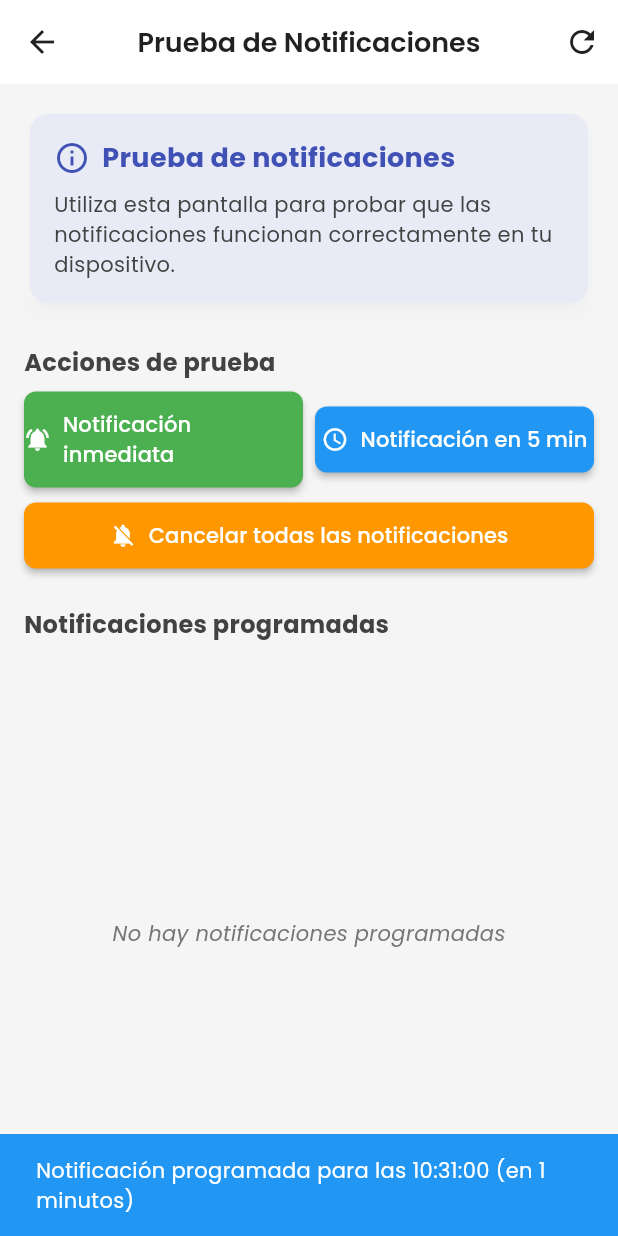
After one commit to EbenCT/awana_games, a Flutter app: the NotificationTestScreen screen opened by its route, after a tap on "Notificación en 5 min", on a phone screen of 412 x 824 dp. The commit adds this screen. Run offline on Flutter 3.47's test engine with Material 3 defaults, Android fonts, the light colour scheme and no system bars; our stand-ins replace flutter_local_notifications, flutter_native_timezone, google_fonts, pdf, share_plus, shared_preferences and 1 more; accounts and stored records are empty.

Commit message:
arreglando notificaciones intento 1

```diff
--- a/lib/config/routes.dart
+++ b/lib/config/routes.dart
@@ -1,12 +1,13 @@
-// lib/config/routes.dart (actualizado)
+// lib/config/routes.dart (con pantalla de prueba de notificaciones)
 import 'package:flutter/material.dart';
 import '../screens/home_screen.dart';
 import '../screens/score_counter_screen.dart';
 import '../screens/standings_screen.dart';
 import '../screens/game_rounds_screen.dart';
 import '../screens/game_config_screen.dart';
-import '../screens/onboarding_screen.dart'; // Añadido
-import '../screens/schedule_settings_screen.dart'; // Añadido
+import '../screens/onboarding_screen.dart';
+import '../screens/schedule_settings_screen.dart';
+import '../screens/notification_test_screen.dart'; // Añadido
 
 class AppRoutes {
   static Route<dynamic> generateRoute(RouteSettings settings) {
@@ -23,7 +24,7 @@ class AppRoutes {
             return SlideTransition(position: offsetAnimation, child: child);
           },
         );
-      case '/onboarding': // Nueva ruta para onboarding
+      case '/onboarding':
         return PageRouteBuilder(
           pageBuilder: (context, animation, secondaryAnimation) => const OnboardingScreen(),
           transitionsBuilder: (context, animation, secondaryAnimation, child) {
@@ -35,9 +36,21 @@ class AppRoutes {
             return SlideTransition(position: offsetAnimation, child: child);
           },
         );
-      case '/schedule_settings': // Nueva ruta para la pantalla de programación
+      case '/schedule_settings':
         return PageRouteBuilder(
           pageBuilder: (context, animation, secondaryAnimation) => const ScheduleSettingsScreen(),
+          transitionsBuilder: (context, animation, secondaryAnimation, child) {
+            const begin = Offset(1.0, 0.0);
+            const end = Offset.zero;
+            const curve = Curves.easeOut;
+            var tween = Tween(begin: begin, end: end).chain(CurveTween(curve: curve));
+            var offsetAnimation = animation.drive(tween);
+            return SlideTransition(position: offsetAnimation, child: child);
+          },
+        );
+      case '/notification_test': // Nueva ruta para probar notificaciones
+        return PageRouteBuilder(
+          pageBuilder: (context, animation, secondaryAnimation) => const NotificationTestScreen(),
           transitionsBuilder: (context, animation, secondaryAnimation, child) {
             const begin = Offset(1.0, 0.0);
             const end = Offset.zero;
@@ -94,7 +107,6 @@ class AppRoutes {
           },
         );
       default:
-        // Si la ruta no está definida, muestra una página de error
         return MaterialPageRoute(
           builder: (_) => Scaffold(
             body: Center(
@@ -107,8 +119,9 @@ class AppRoutes {
 
   static final Map<String, WidgetBuilder> routes = {
     '/': (context) => const HomeScreen(),
-    '/onboarding': (context) => const OnboardingScreen(), // Añadida
-    '/schedule_settings': (context) => const ScheduleSettingsScreen(), // Añadida
+    '/onboarding': (context) => const OnboardingScreen(),
+    '/schedule_settings': (context) => const ScheduleSettingsScreen(),
+    '/notification_test': (context) => const NotificationTestScreen(), // Añadida
     '/game_config': (context) => const GameConfigScreen(),
     '/score': (context) => const ScoreCounterScreen(),
     '/standings': (context) => const StandingsScreen(),
--- /dev/null
+++ b/lib/screens/notification_test_screen.dart
@@ -0,0 +1,342 @@
+// lib/screens/notification_test_screen.dart
+import 'package:flutter/material.dart';
+import '../services/notification_test.dart';
+import '../services/notification_service.dart';
+import 'package:timezone/timezone.dart' as tz;
+import 'package:intl/intl.dart';
+
+class NotificationTestScreen extends StatefulWidget {
+  const NotificationTestScreen({Key? key}) : super(key: key);
+
+  @override
+  State<NotificationTestScreen> createState() => _NotificationTestScreenState();
+}
+
+class _NotificationTestScreenState extends State<NotificationTestScreen> {
+  bool _isLoading = false;
+  List<Map<String, dynamic>> _pendingNotifications = [];
+
+  @override
+  void initState() {
+    super.initState();
+    // Inicializar el servicio de prueba
+    NotificationTest.initialize();
+    // Cargar las notificaciones pendientes al inicio
+    _loadPendingNotifications();
+  }
+
+  // Cargar las notificaciones pendientes
+  Future<void> _loadPendingNotifications() async {
+    setState(() {
+      _isLoading = true;
+    });
+
+    try {
+      final pending = await NotificationService.getPendingNotifications();
+
+      setState(() {
+        _pendingNotifications = pending.map((notification) => {
+          'id': notification.id,
+          'title': notification.title ?? 'Sin título',
+          'body': notification.body ?? 'Sin contenido',
+        }).toList();
+      });
+    } catch (e) {
+      debugPrint('Error al cargar notificaciones: $e');
+    } finally {
+      setState(() {
+        _isLoading = false;
+      });
+    }
+  }
+
+  // Enviar una notificación de prueba inmediata
+  Future<void> _sendImmediateNotification() async {
+    try {
+      await NotificationTest.showTestNotification();
+      ScaffoldMessenger.of(context).showSnackBar(
+        const SnackBar(
+          content: Text('Notificación de prueba enviada. Revisa la bandeja de notificaciones.'),
+          backgroundColor: Colors.green,
+          duration: Duration(seconds: 4),
+        ),
+      );
+    } catch (e) {
+      ScaffoldMessenger.of(context).showSnackBar(
+        SnackBar(
+          content: Text('Error al enviar la notificación: $e'),
+          backgroundColor: Colors.red,
+        ),
+      );
+    }
+  }
+
+  // Programar una notificación para unos minutos después
+  Future<void> _scheduleNotificationIn5Minutes() async {
+    try {
+      // Cancelar notificaciones existentes
+      await NotificationService.cancelGameNotification();
+
+      // Obtener fecha y hora actuales
+      final now = tz.TZDateTime.now(tz.local);
+      final localTime = DateTime.now();
+
+      // Programar para 5 minutos después
+      final scheduledTime = now.add(const Duration(minutes: 1));
+
+      // Programar la notificación manualmente
+      await NotificationService.scheduleNotificationForTesting(scheduledTime);
+
+      // Formatear la hora para mostrarla
+      final formattedTime = DateFormat('HH:mm:ss').format(
+        localTime.add(const Duration(minutes: 1))
+      );
+
+      ScaffoldMessenger.of(context).showSnackBar(
+        SnackBar(
+          content: Text('Notificación programada para las $formattedTime (en 1 minutos)'),
+          backgroundColor: Colors.blue,
+          duration: const Duration(seconds: 4),
+        ),
+      );
+
+      // Actualizar la lista de notificaciones pendientes
+      _loadPendingNotifications();
+    } catch (e) {
+      ScaffoldMessenger.of(context).showSnackBar(
+        SnackBar(
+          content: Text('Error al programar la notificación: $e'),
+          backgroundColor: Colors.red,
+        ),
+      );
+    }
+  }
+
+  // Cancelar todas las notificaciones
+  Future<void> _cancelAllNotifications() async {
+    try {
+      await NotificationService.cancelAllNotifications();
+
+      ScaffoldMessenger.of(context).showSnackBar(
+        const SnackBar(
+          content: Text('Todas las notificaciones han sido canceladas'),
+          backgroundColor: Colors.orange,
+        ),
+      );
+
+      // Actualizar la lista de notificaciones pendientes
+      _loadPendingNotifications();
+    } catch (e) {
+      ScaffoldMessenger.of(context).showSnackBar(
+        SnackBar(
+          content: Text('Error al cancelar las notificaciones: $e'),
+          backgroundColor: Colors.red,
+        ),
+      );
+    }
+  }
+
+  @override
+  Widget build(BuildContext context) {
+    final isDarkMode = Theme.of(context).brightness == Brightness.dark;
+
+    return Scaffold(
+      appBar: AppBar(
+        title: const Text('Prueba de Notificaciones'),
+        actions: [
+          IconButton(
+            icon: const Icon(Icons.refresh),
+            onPressed: _loadPendingNotifications,
+            tooltip: 'Actualizar lista',
+          ),
+        ],
+      ),
+      body: Padding(
+        padding: const EdgeInsets.all(16.0),
+        child: Column(
+          crossAxisAlignment: CrossAxisAlignment.start,
+          children: [
+            // Tarjeta de información
+            Card(
+              elevation: 4,
+              shape: RoundedRectangleBorder(
+                borderRadius: BorderRadius.circular(12),
+              ),
+              color: isDarkMode
+                  ? Colors.indigo[900]
+                  : Colors.indigo[50],
+              child: Padding(
+                padding: const EdgeInsets.all(16.0),
+                child: Column(
+                  crossAxisAlignment: CrossAxisAlignment.start,
+                  children: [
+                    Row(
+                      children: [
+                        Icon(
+                          Icons.info_outline,
+                          color: isDarkMode
+                              ? Colors.indigo[200]
+                              : Colors.indigo,
+                        ),
+                        const SizedBox(width: 8),
+                        Text(
+                          'Prueba de notificaciones',
+                          style: TextStyle(
+                            fontSize: 18,
+                            fontWeight: FontWeight.bold,
+                            color: isDarkMode
+                                ? Colors.indigo[200]
+                                : Colors.indigo,
+                          ),
+                        ),
+                      ],
+                    ),
+                    const SizedBox(height: 8),
+                    Text(
+                      'Utiliza esta pantalla para probar que las notificaciones funcionan correctamente en tu dispositivo.',
+                      style: TextStyle(
+                        color: isDarkMode
+                            ? Colors.grey[300]
+                            : Colors.grey[800],
+                      ),
+                    ),
+                  ],
+                ),
+              ),
+            ),
+
+            const SizedBox(height: 24),
+
+            // Botones de acción
+            Text(
+              'Acciones de prueba',
+              style: TextStyle(
+                fontSize: 16,
+                fontWeight: FontWeight.bold,
+                color: isDarkMode
+                    ? Colors.grey[300]
+                    : Colors.grey[800],
+              ),
+            ),
+            const SizedBox(height: 8),
+            Row(
+              children: [
+                Expanded(
+                  child: ElevatedButton.icon(
+                    onPressed: _sendImmediateNotification,
+                    icon: const Icon(Icons.notifications_active),
+                    label: const Text('Notificación inmediata'),
+                    style: ElevatedButton.styleFrom(
+                      backgroundColor: Colors.green,
+                      foregroundColor: Colors.white,
+                      padding: const EdgeInsets.symmetric(vertical: 12),
+                      shape: RoundedRectangleBorder(
+                        borderRadius: BorderRadius.circular(8),
+                      ),
+                    ),
+                  ),
+                ),
+                const SizedBox(width: 8),
+                Expanded(
+                  child: ElevatedButton.icon(
+                    onPressed: _scheduleNotificationIn5Minutes,
+                    icon: const Icon(Icons.schedule),
+                    label: const Text('Notificación en 5 min'),
+                    style: ElevatedButton.styleFrom(
+                      backgroundColor: Colors.blue,
+                      foregroundColor: Colors.white,
+                      padding: const EdgeInsets.symmetric(vertical: 12),
+                      shape: RoundedRectangleBorder(
+                        borderRadius: BorderRadius.circular(8),
+                      ),
+                    ),
+                  ),
+                ),
+              ],
+            ),
+            const SizedBox(height: 8),
+            SizedBox(
+              width: double.infinity,
+              child: ElevatedButton.icon(
+                onPressed: _cancelAllNotifications,
+                icon: const Icon(Icons.notifications_off),
+                label: const Text('Cancelar todas las notificaciones'),
+                style: ElevatedButton.styleFrom(
+                  backgroundColor: Colors.orange,
+                  foregroundColor: Colors.white,
+                  padding: const EdgeInsets.symmetric(vertical: 12),
+                  shape: RoundedRectangleBorder(
+                    borderRadius: BorderRadius.circular(8),
+                  ),
+                ),
+              ),
+            ),
+
+            const SizedBox(height: 24),
+
+            // Lista de notificaciones pendientes
+            Text(
+              'Notificaciones programadas',
+              style: TextStyle(
+                fontSize: 16,
+                fontWeight: FontWeight.bold,
+                color: isDarkMode
+                    ? Colors.grey[300]
+                    : Colors.grey[800],
+              ),
+            ),
+            const SizedBox(height: 8),
+            Expanded(
+              child: _isLoading
+                  ? const Center(child: CircularProgressIndicator())
+                  : _pendingNotifications.isEmpty
+                      ? Center(
+                          child: Text(
+                            'No hay notificaciones programadas',
+                            style: TextStyle(
+                              color: isDarkMode
+                                  ? Colors.grey[400]
+                                  : Colors.grey[600],
+                              fontStyle: FontStyle.italic,
+                            ),
+                          ),
+                        )
+                      : ListView.builder(
+                          itemCount: _pendingNotifications.length,
+                          itemBuilder: (context, index) {
+                            final notification = _pendingNotifications[index];
+                            return Card(
+                              margin: const EdgeInsets.only(bottom: 8),
+                              shape: RoundedRectangleBorder(
+                                borderRadius: BorderRadius.circular(8),
+                              ),
+                              child: ListTile(
+                                leading: CircleAvatar(
+                                  backgroundColor: Colors.purple[100],
+                                  child: Icon(
+                                    Icons.notifications,
+                                    color: Colors.purple[700],
+                                  ),
+                                ),
+                                title: Text(notification['title']),
+                                subtitle: Text(notification['body']),
+                                trailing: Text(
+                                  'ID: ${notification['id']}',
+                                  style: TextStyle(
+                                    color: isDarkMode
+                                        ? Colors.grey[400]
+                                        : Colors.grey[600],
+                                    fontSize: 12,
+                                  ),
+                                ),
+                              ),
+                            );
+                          },
+                        ),
+            ),
+          ],
+        ),
+      ),
+    );
+  }
+}
--- a/lib/services/notification_service.dart
+++ b/lib/services/notification_service.dart
@@ -1,8 +1,9 @@
-// lib/services/notification_service.dart (actualizado para versión 18.0.1)
+// lib/services/notification_service.dart (con zona horaria automática)
 import 'package:flutter/material.dart';
 import 'package:flutter_local_notifications/flutter_local_notifications.dart';
 import 'package:timezone/timezone.dart' as tz;
 import 'package:timezone/data/latest.dart' as tz_data;
+import 'package:flutter_native_timezone/flutter_native_timezone.dart'; // Nuevo paquete
 
 class NotificationService {
   static final FlutterLocalNotificationsPlugin _notificationsPlugin =
@@ -14,6 +15,9 @@ class NotificationService {
   static Future<void> initialize() async {
     // Inicializar zonas horarias
     tz_data.initializeTimeZones();
+
+    // Obtener la zona horaria del dispositivo automáticamente
+    await _configureLocalTimeZone();
 
     // Configuración para Android
     const AndroidInitializationSettings androidSettings =
@@ -44,6 +48,26 @@ class NotificationService {
 
     // Verificar y solicitar permisos en iOS
     await _requestPermissions();
+  }
+
+  // Configurar zona horaria local basada en el dispositivo
+  static Future<void> _configureLocalTimeZone() async {
+    try {
+      // Obtener la zona horaria del dispositivo
+      final String timeZoneName = await FlutterNativeTimezone.getLocalTimezone();
+
+      // Establecer la zona horaria como la zona horaria local
+      tz.setLocalLocation(tz.getLocation(timeZoneName));
+
+      debugPrint('Zona horaria configurada automáticamente: $timeZoneName');
+    } catch (e) {
+      // En caso de error, usar una zona horaria por defecto
+      debugPrint('Error al configurar zona horaria: $e');
+      debugPrint('Usando zona horaria por defecto: America/La_Paz');
+
+      // Establecer Bolivia como zona horaria de respaldo
+      tz.setLocalLocation(tz.getLocation('America/La_Paz'));
+    }
   }
 
   // Solicitar permisos explícitamente (principalmente para iOS)
@@ -77,6 +101,62 @@ class NotificationService {
         sound: true,
       );
     }
+  }
+
+  // Programar una notificación para una fecha y hora específicas (para pruebas)
+  static Future<void> scheduleNotificationForTesting(tz.TZDateTime scheduledDate) async {
+    // Cancelar notificaciones existentes con el mismo ID
+    await _notificationsPlugin.cancel(_gameNotificationId);
+
+    // Configurar detalles de Android
+    const AndroidNotificationDetails androidDetails = AndroidNotificationDetails(
+      'game_time_channel',
+      'Tiempo de Juegos',
+      channelDescription: 'Notificaciones para recordar el tiempo de juegos',
+      importance: Importance.high,
+      priority: Priority.high,
+      icon: '@mipmap/ic_launcher',
+      largeIcon: DrawableResourceAndroidBitmap('@mipmap/ic_launcher'),
+      color: Color(0xFF6A1B9A), // Color principal de la app (violeta)
+      enableLights: true,
+      enableVibration: true,
+      playSound: true,
+    );
+
+    // Configurar detalles de iOS
+    const DarwinNotificationDetails iosDetails = DarwinNotificationDetails(
+      presentAlert: true,
+      presentBadge: true,
+      presentSound: true,
+      sound: 'default',
+    );
+
+    // Configuración general
+    const NotificationDetails notificationDetails = NotificationDetails(
+      android: androidDetails,
+      iOS: iosDetails,
+    );
+
+    // Programar la notificación
+    await _notificationsPlugin.zonedSchedule(
+      _gameNotificationId,
+      '¡Es tiempo de jugar!',
+      'Ingresa a la app para comenzar tu tiempo de juegos (Prueba)',
+      scheduledDate,
+      notificationDetails,
+      // Nuevos parámetros requeridos para la versión 18.0.1
+      androidScheduleMode: AndroidScheduleMode.exactAllowWhileIdle,
+      uiLocalNotificationDateInterpretation:
+          UILocalNotificationDateInterpretation.absoluteTime,
+      payload: 'game_time_test',
+    );
+
+    // Mostrar la zona horaria actual
+    final currentTz = tz.local;
+
+    debugPrint('Zona horaria actual: ${currentTz.name}');
+    debugPrint('Hora local: ${DateTime.now()}');
+    debugPrint('Notificación de prueba programada para: $scheduledDate');
   }
 
   // Programar una notificación semanal que se repite en un día y hora específicos
@@ -136,6 +216,10 @@ class NotificationService {
       payload: 'game_time',
     );
 
+    // Mostrar información para depuración
+    final currentTz = tz.local;
+    debugPrint('Zona horaria actual: ${currentTz.name}');
+    debugPrint('Hora local: ${DateTime.now()}');
     debugPrint('Notificación programada para: $scheduledDate');
   }
 
--- /dev/null
+++ b/lib/services/notification_test.dart
@@ -0,0 +1,114 @@
+// lib/services/notification_test.dart
+import 'package:flutter/material.dart';
+import 'package:flutter_local_notifications/flutter_local_notifications.dart';
+
+class NotificationTest {
+  static final FlutterLocalNotificationsPlugin _notificationsPlugin =
+      FlutterLocalNotificationsPlugin();
+
+  static Future<void> initialize() async {
+    // Configuración para Android
+    const AndroidInitializationSettings androidSettings =
+        AndroidInitializationSettings('@mipmap/ic_launcher');
+
+    // Configuración para iOS
+    const DarwinInitializationSettings iosSettings =
+        DarwinInitializationSettings(
+          requestAlertPermission: true,
+          requestBadgePermission: true,
+          requestSoundPermission: true,
+        );
+
+    // Configuración general
+    const InitializationSettings initSettings = InitializationSettings(
+      android: androidSettings,
+      iOS: iosSettings,
+    );
+
+    // Inicializar el plugin
+    await _notificationsPlugin.initialize(
+      initSettings,
+      onDidReceiveNotificationResponse: (NotificationResponse details) {
+        debugPrint('Notificación tocada: ${details.payload}');
+      },
+    );
+
+    // Verificar permisos
+    await _requestPermissions();
+  }
+
+  static Future<void> _requestPermissions() async {
+    final AndroidFlutterLocalNotificationsPlugin? androidImplementation =
+        _notificationsPlugin.resolvePlatformSpecificImplementation<
+            AndroidFlutterLocalNotificationsPlugin>();
+
+    if (androidImplementation != null) {
+      try {
+        final bool? granted = await androidImplementation.requestNotificationsPermission();
+        debugPrint('Permisos de notificación Android concedidos: $granted');
+      } catch (e) {
+        debugPrint('Error al solicitar permisos de Android: $e');
+      }
+    }
+  }
+
+  // Mostrar una notificación inmediatamente
+  static Future<void> showTestNotification() async {
+    // Detalles de Android
+    const AndroidNotificationDetails androidDetails = AndroidNotificationDetails(
+      'test_channel',
+      'Prueba de Notificaciones',
+      channelDescription: 'Canal para probar notificaciones',
+      importance: Importance.max,
+      priority: Priority.high,
+      icon: '@mipmap/ic_launcher',
+      color: Color(0xFF6A1B9A),
+      enableLights: true,
+      enableVibration: true,
+      playSound: true,
+    );
+
+    // Detalles de iOS
+    const DarwinNotificationDetails iosDetails = DarwinNotificationDetails(
+      presentAlert: true,
+      presentBadge: true,
+      presentSound: true,
+      sound: 'default',
+    );
+
+    // Configuración general
+    const NotificationDetails notificationDetails = NotificationDetails(
+      android: androidDetails,
+      iOS: iosDetails,
+    );
+
+    // Mostrar notificación inmediata
+    await _notificationsPlugin.show(
+      100, // ID diferente al de las notificaciones programadas
+      '¡Prueba de notificación!',
+      'Esta es una notificación de prueba. Si la estás viendo, las notificaciones están funcionando correctamente.',
+      notificationDetails,
+      payload: 'test_notification',
+    );
+
+    debugPrint('Notificación de prueba enviada');
+  }
+
+  // Verificar notificaciones pendientes
+  static Future<List<PendingNotificationRequest>> getPendingNotifications() async {
+    return await _notificationsPlugin.pendingNotificationRequests();
+  }
+
+  // Verificar y mostrar notificaciones pendientes en consola
+  static Future<void> checkPendingNotifications() async {
+    final pending = await getPendingNotifications();
+    debugPrint('Notificaciones pendientes: ${pending.length}');
+
+    for (var notification in pending) {
+      debugPrint('ID: ${notification.id}');
+      debugPrint('Título: ${notification.title}');
+      debugPrint('Cuerpo: ${notification.body}');
+      debugPrint('------------------');
+    }
+  }
+}
--- a/pubspec.yaml
+++ b/pubspec.yaml
@@ -44,6 +44,7 @@ dependencies:
   intl: ^0.20.2
   timezone: ^0.9.2
   flutter_local_notifications: ^18.0.1
+  flutter_native_timezone: ^2.0.0
 
 dev_dependencies:
   flutter_test:
```
Also changed, not shown: lib/widgets/common/configuration_menu.dart (+22 -6 lines), pubspec.lock, 2 other files.
